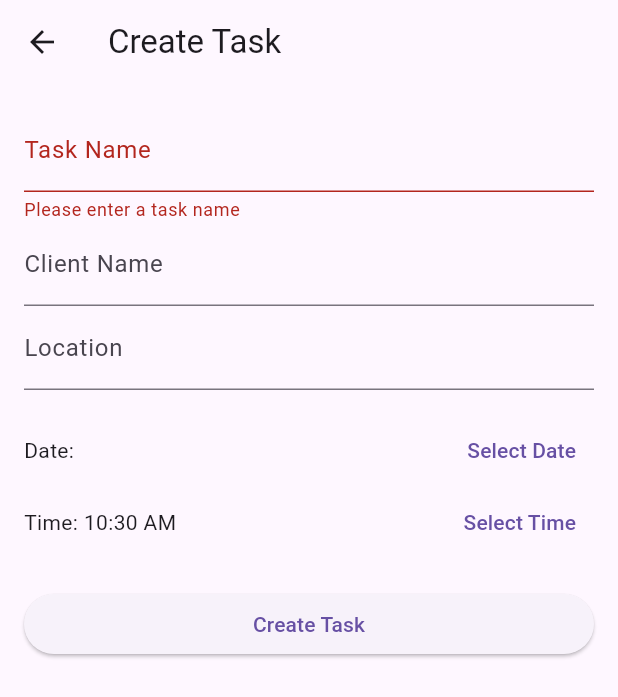
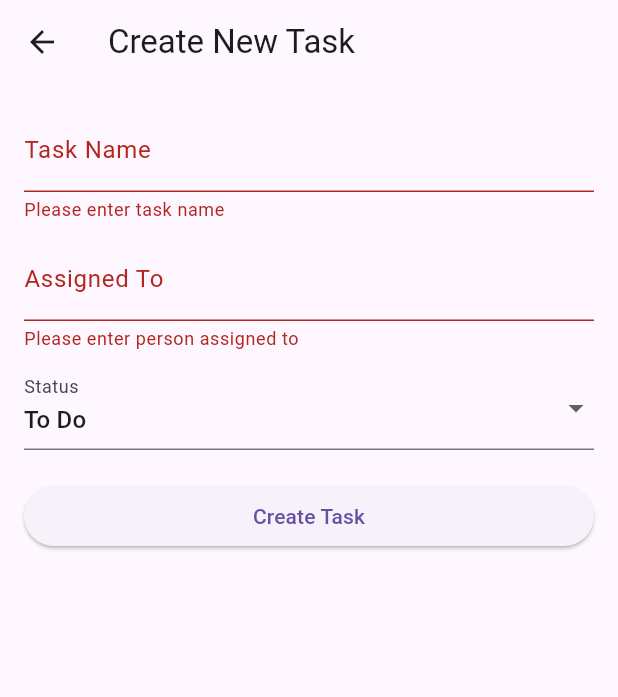
Before and after one commit to ekrajghimire/Work-Chart-System, a Flutter app: the CreateTaskScreen screen opened by its route, after a tap on "Create Task", on a phone screen of 412 x 824 dp. Shown: the top 697 px of the screen. Run offline on Flutter 3.47's test engine with Material 3 defaults, Android fonts, the phone set to English and light mode, and no system bars; our stand-ins replace sqflite; accounts and stored records are empty.

Commit message:
Create Task Screen

```diff
--- a/lib/screens/create_task_screen.dart
+++ b/lib/screens/create_task_screen.dart
@@ -7,108 +7,82 @@ class CreateTaskScreen extends StatefulWidget {
 
 class _CreateTaskScreenState extends State<CreateTaskScreen> {
   final _formKey = GlobalKey<FormState>();
-  String _taskName = '';
-  String _client = '';
-  String _location = '';
-  DateTime _selectedDate = DateTime.now();
-  TimeOfDay _selectedTime = TimeOfDay.now();
+  final TextEditingController _taskController = TextEditingController();
+  final TextEditingController _assignedToController = TextEditingController();
+  String _status = 'To Do';
 
-  void _pickDate() async {
-    final DateTime? pickedDate = await showDatePicker(
-      context: context,
-      initialDate: _selectedDate,
-      firstDate: DateTime(2020),
-      lastDate: DateTime(2030),
-    );
-    if (pickedDate != null && pickedDate != _selectedDate) {
-      setState(() {
-        _selectedDate = pickedDate;
-      });
-    }
-  }
-
-  void _pickTime() async {
-    final TimeOfDay? pickedTime = await showTimePicker(
-      context: context,
-      initialTime: _selectedTime,
-    );
-    if (pickedTime != null && pickedTime != _selectedTime) {
-      setState(() {
-        _selectedTime = pickedTime;
-      });
-    }
-  }
-
-  void _submitTask() {
-    if (_formKey.currentState!.validate()) {
-      _formKey.currentState!.save();
-      // You can replace this with logic to save the task (e.g., save to local database).
-      print('Task Created: $_taskName, Client: $_client, Location: $_location');
-      ScaffoldMessenger.of(context).showSnackBar(
-        SnackBar(content: Text('Task Created Successfully')),
-      );
-      Navigator.pop(context);
-    }
-  }
+  // List of statuses
+  final List<String> statuses = ['To Do', 'In Progress', 'Done'];
 
   @override
   Widget build(BuildContext context) {
     return Scaffold(
       appBar: AppBar(
-        title: Text('Create Task'),
+        title: Text('Create New Task'),
       ),
       body: Padding(
         padding: const EdgeInsets.all(16.0),
         child: Form(
           key: _formKey,
-          child: ListView(
+          child: Column(
+            crossAxisAlignment: CrossAxisAlignment.stretch,
             children: [
               TextFormField(
+                controller: _taskController,
                 decoration: InputDecoration(labelText: 'Task Name'),
                 validator: (value) {
                   if (value == null || value.isEmpty) {
-                    return 'Please enter a task name';
+                    return 'Please enter task name';
                   }
                   return null;
                 },
-                onSaved: (value) => _taskName = value!,
               ),
+              SizedBox(height: 10),
               TextFormField(
-                decoration: InputDecoration(labelText: 'Client Name'),
-                onSaved: (value) => _client = value!,
+                controller: _assignedToController,
+                decoration: InputDecoration(labelText: 'Assigned To'),
+                validator: (value) {
+                  if (value == null || value.isEmpty) {
+                    return 'Please enter person assigned to';
+                  }
+                  return null;
+                },
               ),
-              TextFormField(
-                decoration: InputDecoration(labelText: 'Location'),
-                onSaved: (value) => _location = value!,
-              ),
-              SizedBox(height: 16),
-              Row(
-                children: [
-                  Text(
-                    'Date: ${_selectedDate.toLocal()}'.split(' ')[0],
-                  ),
-                  Spacer(),
-                  TextButton(
-                    onPressed: _pickDate,
-                    child: Text('Select Date'),
-                  ),
-                ],
-              ),
-              Row(
-                children: [
-                  Text(
-                    'Time: ${_selectedTime.format(context)}',
-                  ),
-                  Spacer(),
-                  TextButton(
-                    onPressed: _pickTime,
-                    child: Text('Select Time'),
-                  ),
-                ],
+              SizedBox(height: 10),
+              DropdownButtonFormField<String>(
+                value: _status,
+                items: statuses.map((status) {
+                  return DropdownMenuItem<String>(
+                    value: status,
+                    child: Text(status),
+                  );
+                }).toList(),
+                onChanged: (newValue) {
+                  setState(() {
+                    _status = newValue!;
+                  });
+                },
+                decoration: InputDecoration(labelText: 'Status'),
               ),
               SizedBox(height: 20),
               ElevatedButton(
-                onPressed: _submitTask,
+                onPressed: () {
+                  if (_formKey.currentState!.validate()) {
+                    // Here, you would usually send the data to a backend or database
+                    ScaffoldMessenger.of(context).showSnackBar(
+                      SnackBar(
+                          content:
+                              Text('Task Created: ${_taskController.text}')),
+                    );
+
+                    // Clear form after submission
+                    _taskController.clear();
+                    _assignedToController.clear();
+                    setState(() {
+                      _status = 'To Do';
+                    });
+                  }
+                },
                 child: Text('Create Task'),
               ),
             ],
```
Also changed, not shown: lib/main.dart (+44 -5 lines), lib/screens/view_all_tasks.dart (added, +49 -0 lines).
